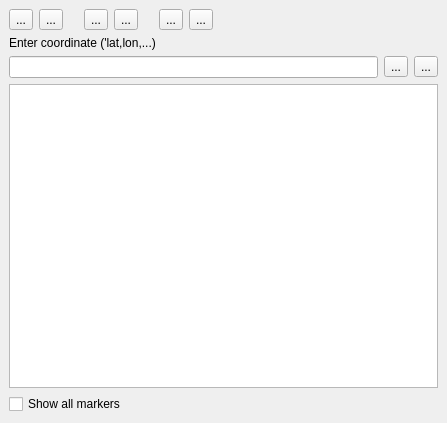
Qt form ui/multiZoomDialog.ui (hamiltoncj/qgis-latlontools-plugin) before a commit.
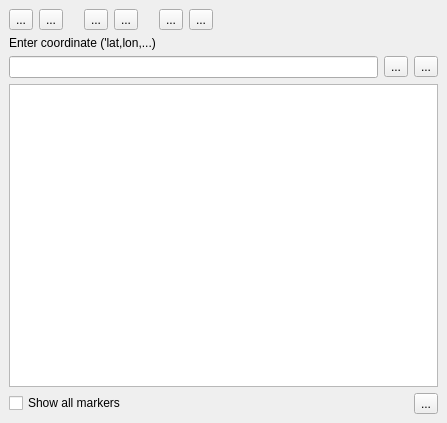
The same form after that commit.

Commit message: Add clear marker to multi zoom

Patch:
```diff
--- a/ui/multiZoomDialog.ui
+++ b/ui/multiZoomDialog.ui
@@ -171,11 +171,25 @@
      <widget class="QTableWidget" name="resultsTable"/>
     </item>
     <item>
+     <layout class="QHBoxLayout" name="horizontalLayout_2">
+      <item>
      <widget class="QCheckBox" name="showAllCheckBox">
       <property name="text">
        <string>Show all markers</string>
       </property>
      </widget>
+      </item>
+      <item>
+       <widget class="QToolButton" name="clearMarkersButton">
+        <property name="toolTip">
+         <string>Clear Markers</string>
+        </property>
+        <property name="text">
+         <string>...</string>
+        </property>
+       </widget>
+      </item>
+     </layout>
     </item>
    </layout>
   </widget>
```
Lines whose indentation alone changed are shown as unchanged. The commit also changes 6 other files.
